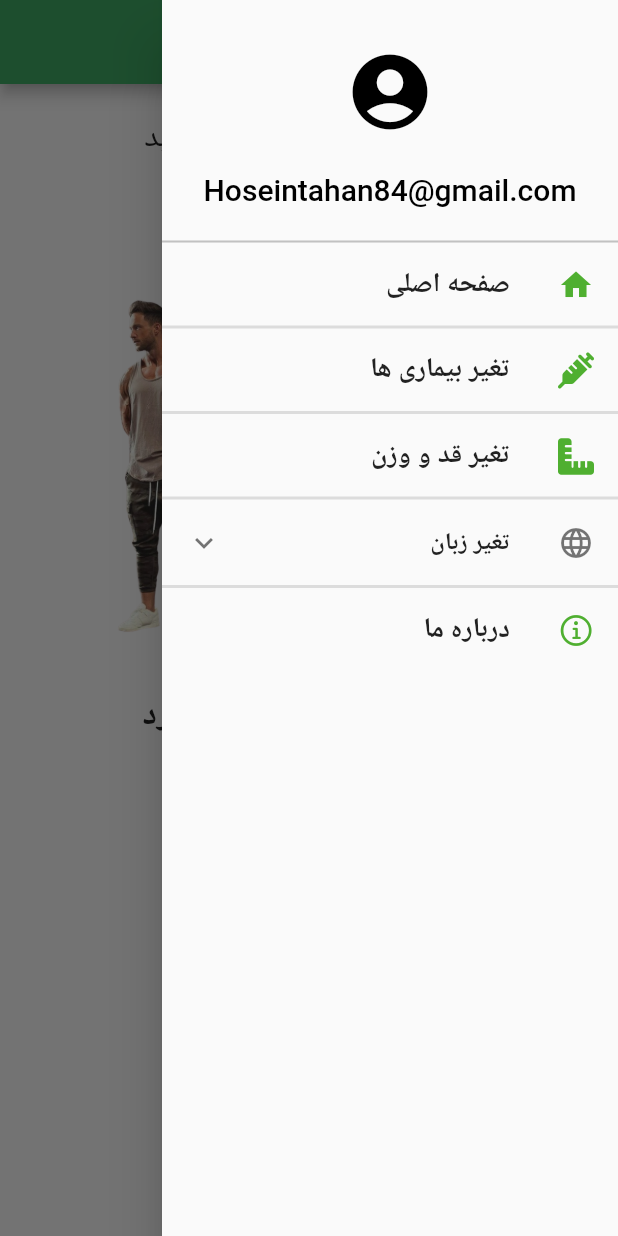
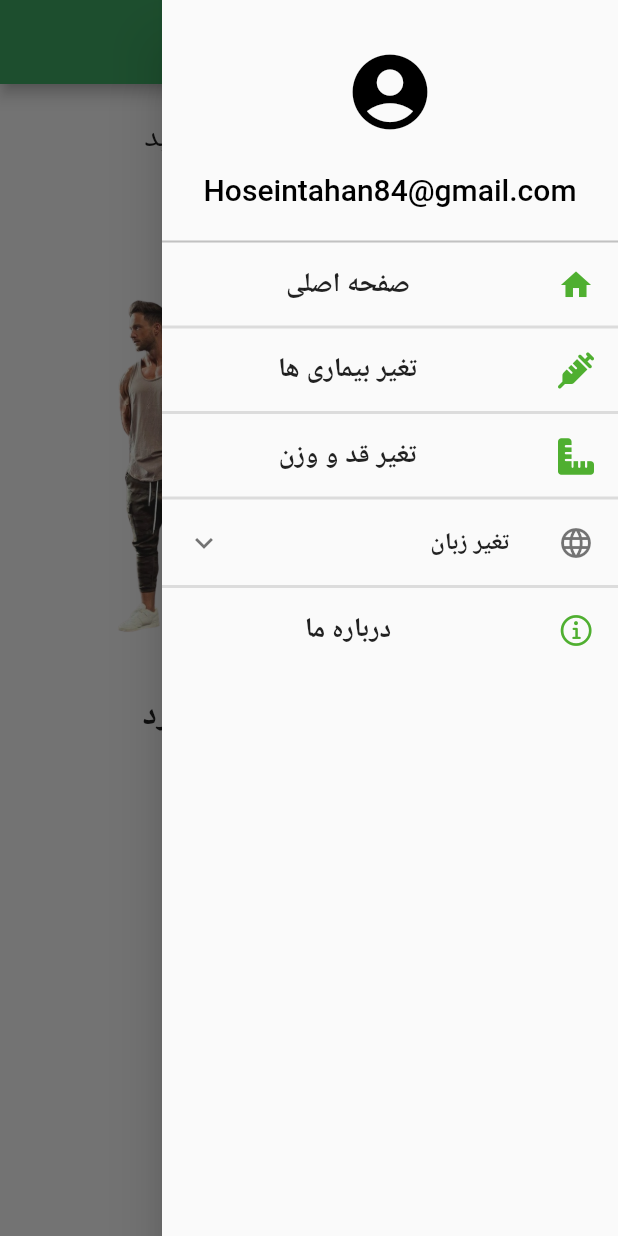
Before and after one commit to Ho3einTahan/sportapplication, a Flutter app: the screen it shows after launch, with the side drawer open, on a phone screen of 412 x 824 dp. Run offline on Flutter 3.47's test engine with Material 2 defaults, Android fonts, the phone set to English and light mode, and no system bars; our stand-ins replace animated_splash_screen, flutter_image_slideshow, font_awesome_flutter, step_progress_indicator.

Commit message:
first commit

```diff
--- a/lib/setting/drawer1.dart
+++ b/lib/setting/drawer1.dart
@@ -117,7 +117,7 @@ class _MyHomePageState extends State<MyHomePage> {
                 color: Color(0xff4FAF30),
               ),
               title: Text(
-                menuItem.title,
+                menuItem.title,textAlign: TextAlign.center,
                 style: TextStyle(fontWeight: FontWeight.w600, fontSize: 18),
               ),
             ),
```
